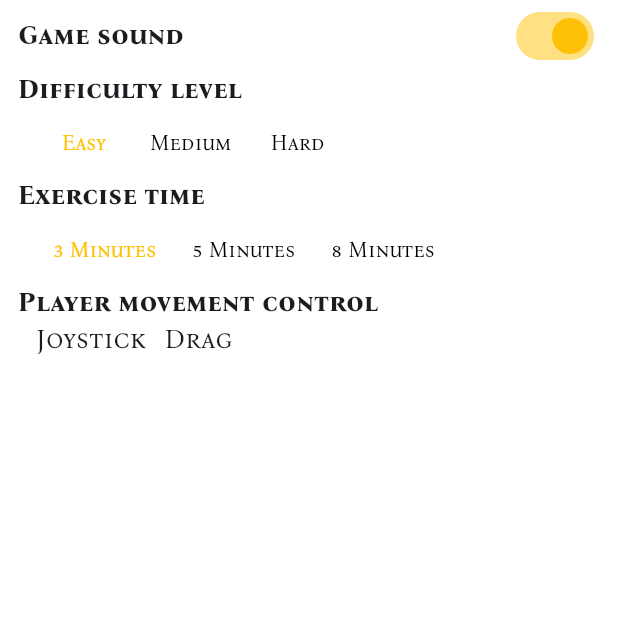
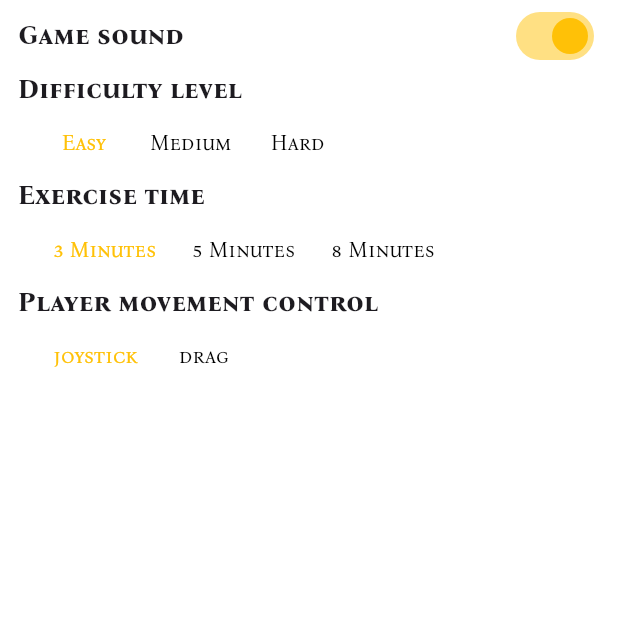
Before and after one commit to FaaiqKhan/muscles_builder, a Flutter app: the SettingsScreen screen opened directly, on a phone screen of 412 x 824 dp, the top half of it. Run offline on Flutter 3.47's test engine with Material 3 defaults, Android fonts, the phone set to English and light mode, and no system bars; our stand-ins replace bloc, equatable, flutter_bloc, shared_preferences; missing offline and left inert: flame, flame_audio; accounts and stored records are empty.

Commit message:
player controller type added and handling of state type cubit

```diff
--- a/lib/constants/enums.dart
+++ b/lib/constants/enums.dart
@@ -9,3 +9,8 @@ enum ExerciseTime {
 
   const ExerciseTime(this.value);
 }
+
+enum PlayerControllerType {
+  joystick,
+  drag,
+}
--- a/lib/constants/key_value_storage_keys.dart
+++ b/lib/constants/key_value_storage_keys.dart
@@ -4,4 +4,5 @@ class KeyValueStorageKeys {
   static const String gameSound = "game_sound";
   static const String gameDifficultyLevel = "game_difficulty_level";
   static const String exerciseTime = "exercise_time";
+  static const String playerControllerType = "player_controller_type";
 }
--- a/lib/cubits/settings/settings_state.dart
+++ b/lib/cubits/settings/settings_state.dart
@@ -5,21 +5,25 @@ class SettingsState extends Equatable {
     this.gameSoundSwitch = true,
     this.gameDifficultyLevel = GameDifficultyLevel.easy,
     this.exerciseTime = ExerciseTime.threeMinutes,
+    this.playerControllerType = PlayerControllerType.joystick,
   });
 
   final bool gameSoundSwitch;
   final GameDifficultyLevel gameDifficultyLevel;
   final ExerciseTime exerciseTime;
+  final PlayerControllerType playerControllerType;
 
   SettingsState copyWith({
     bool? gameSoundSwitch,
     GameDifficultyLevel? gameDifficultyLevel,
     ExerciseTime? exerciseTime,
+    PlayerControllerType? playerControllerType,
   }) {
     return SettingsState(
       gameSoundSwitch: gameSoundSwitch ?? this.gameSoundSwitch,
       gameDifficultyLevel: gameDifficultyLevel ?? this.gameDifficultyLevel,
       exerciseTime: exerciseTime ?? this.exerciseTime,
+      playerControllerType: playerControllerType ?? this.playerControllerType,
     );
   }
 
@@ -28,5 +32,6 @@ class SettingsState extends Equatable {
         gameSoundSwitch,
         gameDifficultyLevel,
         exerciseTime,
+        playerControllerType
       ];
 }
--- a/lib/widgets/player_movement_control_widget.dart
+++ b/lib/widgets/player_movement_control_widget.dart
@@ -1,5 +1,8 @@
 import 'package:flutter/material.dart';
+import 'package:flutter_bloc/flutter_bloc.dart';
+import 'package:muscles_builder/constants/enums.dart';
 import 'package:muscles_builder/constants/spacings.dart';
+import 'package:muscles_builder/cubits/settings/settings_cubit.dart';
 
 class PlayerMovementControlWidget extends StatelessWidget {
   const PlayerMovementControlWidget({super.key});
@@ -13,16 +16,32 @@ class PlayerMovementControlWidget extends StatelessWidget {
           "Player movement control",
           style: Theme.of(context).textTheme.headlineLarge,
         ),
-        const Padding(
-          padding: EdgeInsets.only(
+        Padding(
+          padding: const EdgeInsets.only(
             left: Spacings.contentSpacingOf12,
           ),
-          child: Row(
-            children: [
-              Text("Joystick"),
-              SizedBox(width: Spacings.contentSpacingOf12),
-              Text("Drag")
-            ],
+          child: BlocBuilder<SettingsCubit, SettingsState>(
+            builder: (context, state) {
+              return Row(
+                children: PlayerControllerType.values
+                    .map(
+                      (controller) => TextButton(
+                        onPressed: () => context
+                            .read<SettingsCubit>()
+                            .updatePlayerControllerType(controller),
+                        child: Text(
+                          controller.name,
+                          style: TextStyle(
+                            color: state.playerControllerType == controller
+                                ? Colors.amber
+                                : Colors.black,
+                          ),
+                        ),
+                      ),
+                    )
+                    .toList(),
+              );
+            },
           ),
         ),
       ],
```
Also changed, not shown: lib/cubits/settings/settings_cubit.dart (+20 -0 lines).
